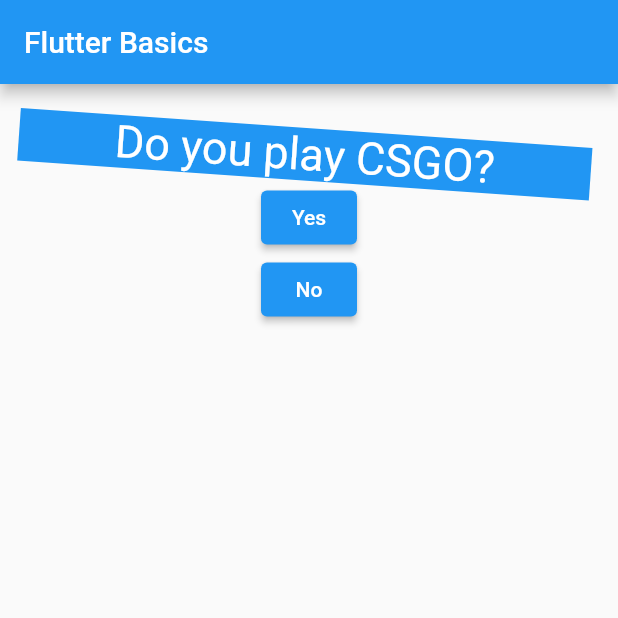
After one commit to SourabhSuman007/FlutterBasic, a Flutter app: the screen it shows after launch, on a phone screen of 412 x 824 dp, the top half of it. The commit adds this screen. Run offline on Flutter 3.47's test engine with Material 2 defaults, Android fonts, the phone set to English and light mode, and no system bars; missing offline and left inert: easy_gradient_text.

Commit message:
added quiz.dart page which contains quiz utilities

```diff
--- a/lib/main.dart
+++ b/lib/main.dart
@@ -1,8 +1,7 @@
 import 'package:flutter/material.dart';
 import 'package:easy_gradient_text/easy_gradient_text.dart';
 
-import './question.dart';
-import './answer.dart';
+import './quiz.dart';
 
 void main() => runApp(MyApp());
 
@@ -15,7 +14,7 @@ class MyApp extends StatefulWidget {
 
 //void ts() => print("qwerty");
 class _MyAppState extends State<MyApp> {
-  var questions = [
+  final _questions = const [
     {
       'question': 'Do you play CSGO?',
       'answer': ['Yes', 'No'],
@@ -62,21 +61,11 @@ class _MyAppState extends State<MyApp> {
         appBar: AppBar(
           title: Text('Flutter Basics'),
         ),
-        body: (_qIndex < questions.length)
-            ? Column(
-                //invisible widgets
-                children: [
-                  //list
-                  Question(questions[_qIndex]['question']),
-                  //iterating over answer list in the map.
-                  ...(questions[_qIndex]['answer'] as List<String>)
-                      .map((answers) {
-                    return Answer(_ansQ, answers);
-                  })
-                  // for (var answers in questions[_qIndex]['answer']){
-                  //   print ('$answers');
-                  // }
-                ],
+        body: (_qIndex < _questions.length)
+            ? Quiz(
+                ansQ: _ansQ,
+                questions: _questions,
+                qIndex: _qIndex,
               )
             : Center(
                 child: Container(
--- /dev/null
+++ b/lib/quiz.dart
@@ -0,0 +1,28 @@
+import 'package:flutter/material.dart';
+
+import './question.dart';
+import './answer.dart';
+
+class Quiz extends StatelessWidget {
+  final Function ansQ;
+  final List<Map<String, Object>> questions;
+  final qIndex;
+  Quiz({@required this.ansQ, @required this.questions, @required this.qIndex});
+  @override
+  Widget build(BuildContext context) {
+    return Column(
+      //invisible widgets
+      children: [
+        //list
+        Question(questions[qIndex]['question']),
+        //iterating over answer list in the map.
+        ...(questions[qIndex]['answer'] as List<String>).map((answers) {
+          return Answer(ansQ, answers);
+        })
+        // for (var answers in questions[_qIndex]['answer']){
+        //   print ('$answers');
+        // }
+      ],
+    );
+  }
+}
```
